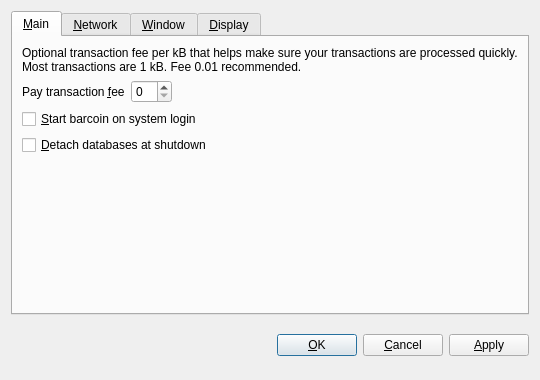
MicrosoftCoin/MKCoin, file src/qt/forms/optionsdialog.ui: the form before one commit.
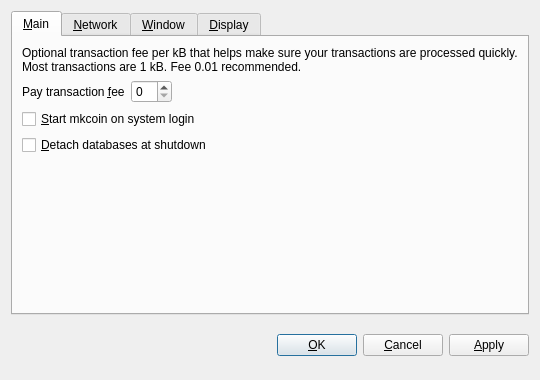
The form after the commit. The open tabs and pages were chosen to show the change. Custom widgets are drawn as their Qt base class.

Diff of the .ui file:
```diff
--- a/src/qt/forms/optionsdialog.ui
+++ b/src/qt/forms/optionsdialog.ui
@@ -82,7 +82,7 @@
           <string>Automatically start barcoin after logging in to the system.</string>
          </property>
          <property name="text">
-          <string>&amp;Start barcoin on system login</string>
+          <string>&amp;Start mkcoin on system login</string>
          </property>
         </widget>
        </item>
```
Left out of the diff: 10 changed lines with no effect on the pictures.
